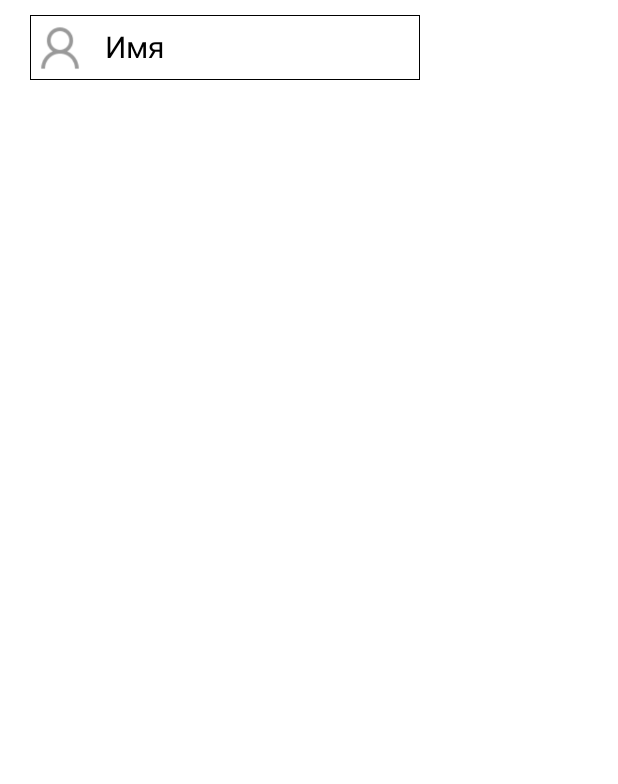
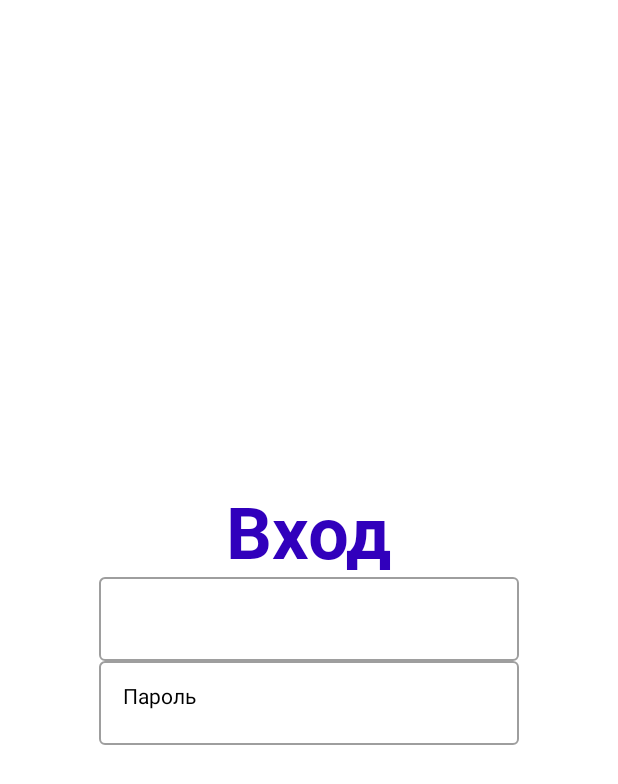
Before and after one commit to AlexsRyzh/SW_Android, an Android app built with Jetpack Compose: the screen it shows after launch (MainActivity), on a phone screen of 412 x 824 dp. Before the commit the part shown is almost empty. Shown: the top 784 px of the screen. Run offline under Robolectric (Android 15) with nearby library versions, the phone set to English and light mode, and no system bars.

Commit message:
vers 0.3.1

```diff
--- a/app/src/main/java/com/example/sw_android/MainActivity.kt
+++ b/app/src/main/java/com/example/sw_android/MainActivity.kt
@@ -4,14 +4,13 @@ import android.os.Bundle
 import androidx.activity.ComponentActivity
 import androidx.activity.compose.setContent
 import com.example.sw_android.registration_page.FieldRegistration
+import com.example.sw_android.singin_page.SingInScreen
 
 class MainActivity : ComponentActivity() {
     override fun onCreate(savedInstanceState: Bundle?) {
         super.onCreate(savedInstanceState)
         setContent {
-            FieldRegistration(
-                idImage = R.drawable.profile,
-            )
+            SingInScreen()
         }
     }
 }
--- a/app/src/main/java/com/example/sw_android/singin_page/SingInScreen.kt
+++ b/app/src/main/java/com/example/sw_android/singin_page/SingInScreen.kt
@@ -1 +1,74 @@
 package com.example.sw_android.singin_page
+
+import androidx.compose.foundation.layout.*
+import androidx.compose.material.OutlinedTextField
+import androidx.compose.material.Text
+import androidx.compose.runtime.*
+import androidx.compose.ui.Alignment
+import androidx.compose.ui.Modifier
+import androidx.compose.ui.focus.onFocusChanged
+import androidx.compose.ui.focus.onFocusEvent
+import androidx.compose.ui.graphics.Color
+import androidx.compose.ui.text.font.FontWeight
+import androidx.compose.ui.text.style.TextAlign
+import androidx.compose.ui.tooling.preview.Preview
+import androidx.compose.ui.unit.dp
+import androidx.compose.ui.unit.sp
+import com.example.sw_android.ui.theme.Blue300
+import com.example.sw_android.ui.theme.RobotoFontFamily
+
+@Composable
+fun SingInScreen(){
+    var email by remember {
+        mutableStateOf("Email")
+    }
+    var emailFoncusFirst by remember {
+        mutableStateOf(true)
+    }
+    var password by remember {
+        mutableStateOf("Пароль")
+    }
+    var passwordFoncusFirst by remember {
+        mutableStateOf(true)
+    }
+    Column(
+        horizontalAlignment = Alignment.CenterHorizontally,
+        verticalArrangement = Arrangement.Center,
+        modifier = Modifier
+            .fillMaxHeight()
+            .fillMaxWidth()
+    ){
+        Text(
+            text = "Вход",
+            fontSize = 48.sp,
+            color = Blue300,
+            fontFamily = RobotoFontFamily,
+            fontWeight = FontWeight.Bold,
+            modifier = Modifier
+                .padding(horizontal = 20.dp)
+        )
+        Column() {
+            OutlinedTextField(
+                value = email,
+                onValueChange = {email = it},
+                modifier = Modifier
+                    .onFocusEvent { if (emailFoncusFirst){
+                        email = ""
+                        emailFoncusFirst = false
+                    } }
+            )
+            OutlinedTextField(
+                value = password,
+                onValueChange = {password = it},
+                Modifier
+            )
+        }
+    }
+}
+
+
+@Preview(showSystemUi = true)
+@Composable
+private fun PreviewSingInScreen(){
+    SingInScreen()
+}
--- a/app/src/main/java/com/example/sw_android/ui/theme/Color.kt
+++ b/app/src/main/java/com/example/sw_android/ui/theme/Color.kt
@@ -4,9 +4,9 @@ import androidx.compose.ui.graphics.Color
 
 val Purple200 = Color(0xFFBB86FC)
 val Purple500 = Color(0xFF6200EE)
-val Purple700 = Color(0xFF3700B3)
 val Teal200 = Color(0xFF3C90DE)
 val LightGrey1 = Color(0xFFDFDCDC)
 val Blue200  = Color(0xFF3723AF)
 val Red200 = Color(0xFFE53F1B)
 val Blue100 = Color(0xFF3C90DE)
+var Blue300 = Color(0xFF3100BC)
--- a/app/src/main/java/com/example/sw_android/ui/theme/Theme.kt
+++ b/app/src/main/java/com/example/sw_android/ui/theme/Theme.kt
@@ -8,13 +8,13 @@ import androidx.compose.runtime.Composable
 
 private val DarkColorPalette = darkColors(
     primary = Purple200,
-    primaryVariant = Purple700,
+    primaryVariant = Purple500,
     secondary = Teal200
 )
 
 private val LightColorPalette = lightColors(
     primary = Purple500,
-    primaryVariant = Purple700,
+    primaryVariant = Purple500,
     secondary = Teal200
 
     /* Other default colors to override
```
Also changed, not shown: app/src/main/java/com/example/sw_android/registration_page/RegistrationFragment.kt (deleted, +0 -27 lines), app/src/main/java/com/example/sw_android/singin_page/SingInFragment.kt (deleted, +0 -26 lines).
